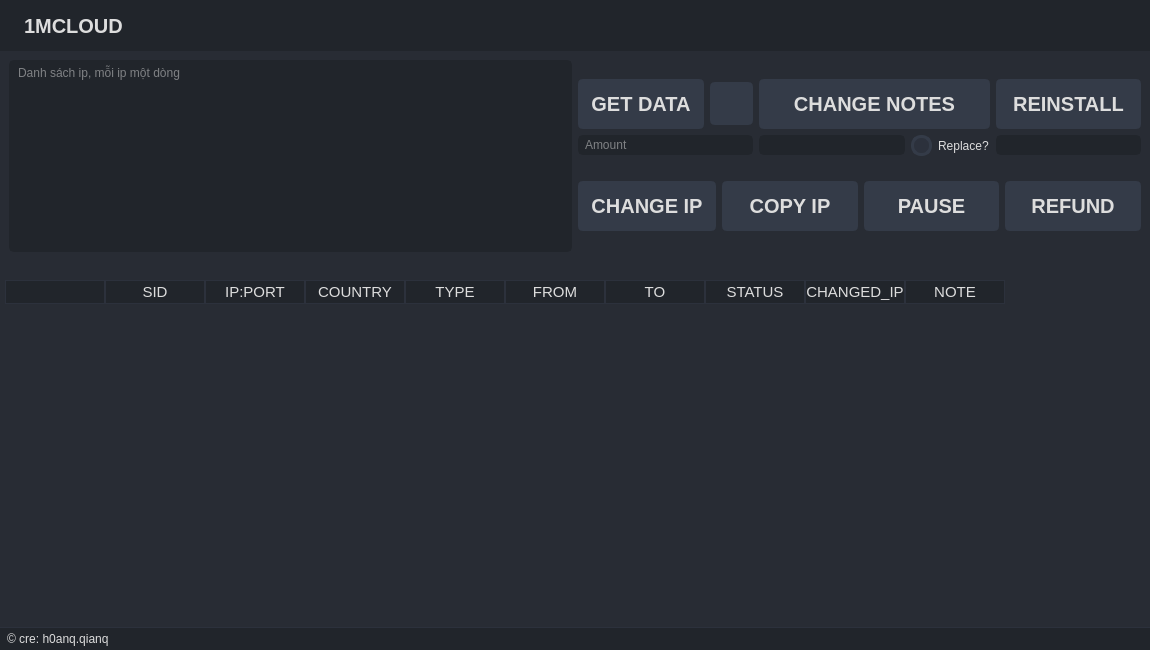
The window that gui/table.ui (Hq1anq/1mcloud_manager) describes before a commit, drawn with Qt 5.
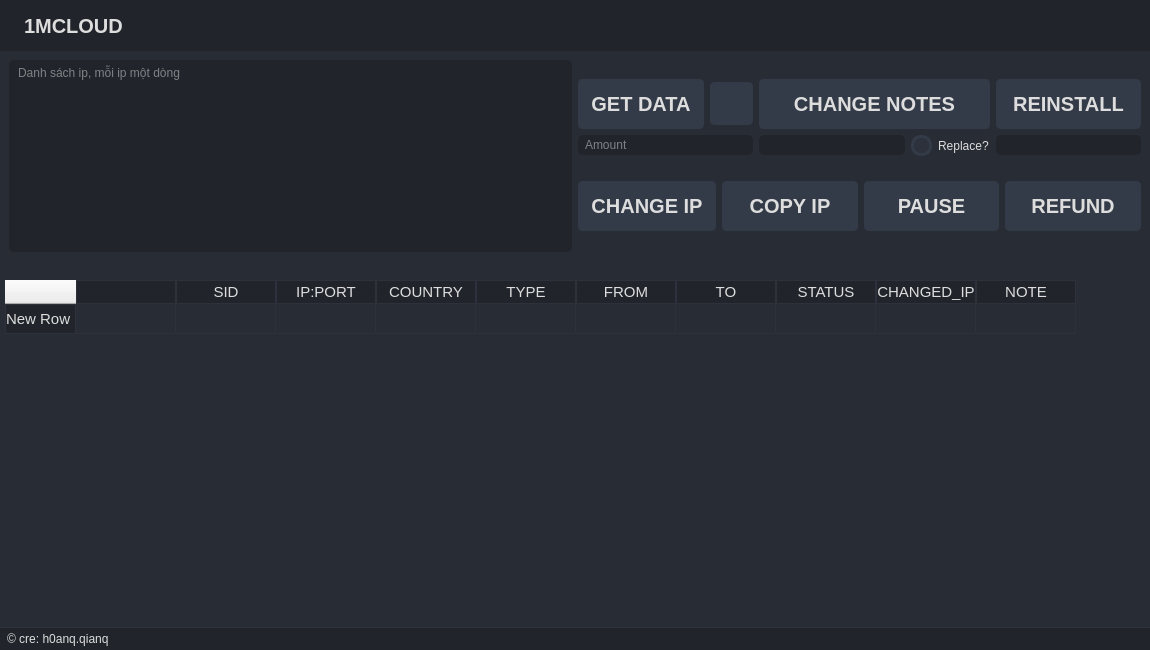
The same window after the commit. Icons and pictures are not drawn.

Commit message: change style when select/edit table cell, fix row count (only count row index > 0)

The edit to the form file:
```diff
--- a/gui/table.ui
+++ b/gui/table.ui
@@ -439,13 +439,26 @@
 	gridline-color: rgb(44, 49, 58);
 	border-bottom: 1px solid rgb(44, 49, 60); }
 QTableWidget::item{ border-color: rgb(44, 49, 60) }
-QTableWidget::item:selected{ background-color: rgb(189, 147, 249) }
+QTableWidget::item:selected{
+	background-color: rgb(189, 147, 249);
+	color: rgb(40, 44, 52);
+}
 QHeaderView { qproperty-defaultAlignment: AlignCenter }
 QHeaderView::section{
 	background-color: rgb(33, 37, 43);
 	border: 1px solid rgb(44, 49, 60);
-	font-size: 15px }</string>
+	font-size: 15px }
+QLineEdit {
+    background-color: rgb(50, 54, 62); /* slightly lighter/darker variant for edit mode */
+	selection-background-color: rgb(189, 147, 249); /* background when highlight */
+    selection-color: rgb(40, 44, 52);; /* text color when selected */
+}</string>
       </property>
+      <row>
+       <property name="text">
+        <string>New Row</string>
+       </property>
+      </row>
       <column>
        <property name="text">
         <string/>
```
Left out of the diff: 2 changed lines with no effect on the pictures. The commit also changes 2 other files.
